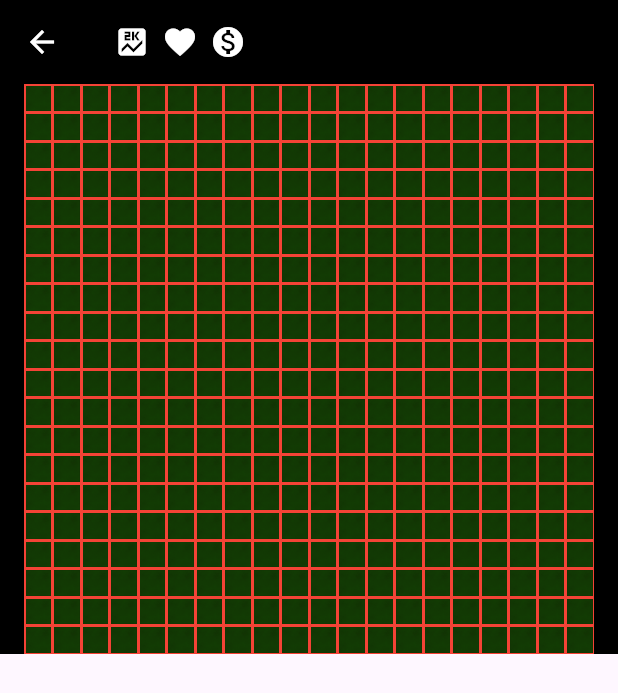
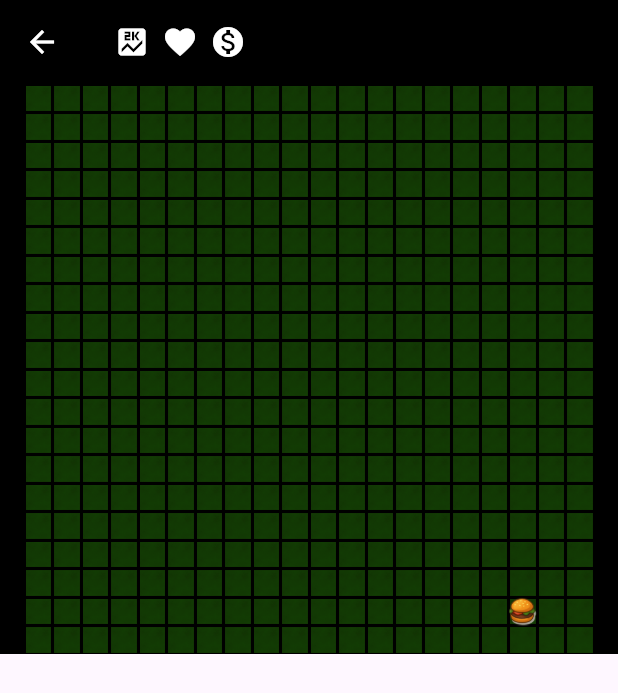
Before and after one commit to emilvdl1986/snakey, a Flutter app: the screen it shows after launch, after a tap on "Endless Snake", on a phone screen of 412 x 824 dp. Shown: the top 693 px of the screen. Run offline on Flutter 3.47's test engine with Material 3 defaults, Android fonts, the phone set to English and light mode, and no system bars; our stand-ins replace shared_preferences.

Commit message:
Saving progress

```diff
--- a/assets/endless.json
+++ b/assets/endless.json
@@ -9,11 +9,13 @@
     "gridSettings":{
         "columns":20,
         "rows":20,
-        "backgroundColor":"red",
+        "backgroundColor":"transparent",
         "backgroundImage":false,
-         "gridItemOptions":{
+        "gridItemOptions":{
             "backgroundCoverColor":false,
-            "backgroundCoverImage":"floor-grass.jpg"
+            "backgroundCoverImage":"floor-grass.jpg",
+            "foodLimit":5,
+            "dangerItemsLimit":2
         }
     }
 }
--- a/assets/objects/endless_objects.json
+++ b/assets/objects/endless_objects.json
@@ -0,0 +1,11 @@
+[
+    {
+        "type":"food",
+        "image":"assets/objects/burger.png",
+        "action":"grow"
+    }, {
+        "type":"danger",
+        "image":"assets/objects/fire.png",
+        "action":"shrink"
+    }
+]
--- a/assets/objects/story_objects.json
+++ b/assets/objects/story_objects.json
@@ -0,0 +1,12 @@
+[
+    {
+        "type":"food",
+        "image":"assets/objects/burger.png",
+        "action":"grow"
+    },
+    {
+        "type":"danger",
+        "image":"assets/objects/fire.png",
+        "action":"shrink"
+    }
+]
--- a/assets/stages/1.json
+++ b/assets/stages/1.json
@@ -7,7 +7,9 @@
         "backgroundImage":false,
         "gridItemOptions":{
             "backgroundCoverColor":false,
-            "backgroundCoverImage":"floor-grass.jpg"
+            "backgroundCoverImage":"floor-grass.jpg",
+            "foodLimit":5,
+            "dangerItemsLimit":2
         }
     }
 }
--- a/lib/components/game_canvas.dart
+++ b/lib/components/game_canvas.dart
@@ -1,12 +1,16 @@
+import 'dart:math';
 import 'package:flutter/material.dart';
+import 'dart:convert';
+import 'package:flutter/services.dart';
 
-class GameCanvas extends StatelessWidget {
+class GameCanvas extends StatefulWidget {
   final int columns;
   final int rows;
   final double padding;
   final String? backgroundColor;
   final bool backgroundImage;
   final Map<String, dynamic>? gridItemOptions;
+  final String mode;
 
   const GameCanvas({
     super.key,
@@ -16,7 +20,79 @@ class GameCanvas extends StatelessWidget {
     this.backgroundColor,
     this.backgroundImage = false,
     this.gridItemOptions,
+    required this.mode,
   });
+
+  @override
+  State<GameCanvas> createState() => _GameCanvasState();
+}
+
+class _GameCanvasState extends State<GameCanvas> {
+  List<dynamic>? objects;
+  bool isLoadingObjects = true;
+  List<Map<String, dynamic>> foodItems = [];
+
+  @override
+  void initState() {
+    super.initState();
+    _loadObjects();
+  }
+
+  Future<void> _loadObjects() async {
+    String file = widget.mode == 'endless'
+        ? 'assets/objects/endless_objects.json'
+        : 'assets/objects/story_objects.json';
+    try {
+      final String jsonString = await rootBundle.loadString(file);
+      setState(() {
+        objects = json.decode(jsonString);
+        isLoadingObjects = false;
+      });
+      _generateRandomFoodItems();
+    } catch (e) {
+      setState(() {
+        objects = null;
+        isLoadingObjects = false;
+      });
+    }
+  }
+
+  /// Generates random food items and places them on unoccupied grid positions.
+  /// Returns a list of maps with food object and its position.
+  void _generateRandomFoodItems({List<List<int>>? occupied}) {
+    if (objects == null || widget.gridItemOptions == null) return;
+    final int foodLimit = widget.gridItemOptions?['foodLimit'] ?? 1;
+    final List<Map<String, int>> occupiedPositions = [];
+    if (occupied != null) {
+      for (var pos in occupied) {
+        occupiedPositions.add({'col': pos[0], 'row': pos[1]});
+      }
+    }
+    final List<dynamic> foodObjects = objects!.where((obj) => obj['type'] == 'food').toList();
+    final Random random = Random();
+    final Set<String> usedPositions = {};
+    foodItems.clear();
+    // Ensure at least 1 food item is generated
+    int count = foodLimit > 0 ? random.nextInt(foodLimit) + 1 : 1;
+    for (int i = 0; i < count; i++) {
+      int col, row;
+      String posKey;
+      do {
+        col = random.nextInt(widget.columns);
+        row = random.nextInt(widget.rows);
+        posKey = '$col-$row';
+      } while (usedPositions.contains(posKey) ||
+          occupiedPositions.any((o) => o['col'] == col && o['row'] == row));
+      usedPositions.add(posKey);
+      final foodObj = foodObjects[random.nextInt(foodObjects.length)];
+      foodItems.add({
+        'object': foodObj,
+        'col': col,
+        'row': row,
+      });
+    }
+    setState(() {});
+  }
 
   Color? _parseColor(String? colorString) {
     if (colorString == null) return null;
@@ -47,12 +123,12 @@ class GameCanvas extends StatelessWidget {
 
   @override
   Widget build(BuildContext context) {
-    final double screenWidth = MediaQuery.of(context).size.width - (padding * 2);
-    final double cellSize = screenWidth / columns;
-    final double gridHeight = cellSize * rows;
+    final double screenWidth = MediaQuery.of(context).size.width - (widget.padding * 2);
+    final double cellSize = screenWidth / widget.columns;
+    final double gridHeight = cellSize * widget.rows;
 
     BoxDecoration decoration;
-    if (backgroundImage) {
+    if (widget.backgroundImage) {
       decoration = const BoxDecoration(
         image: DecorationImage(
           image: AssetImage('assets/images/background.png'),
@@ -61,25 +137,27 @@ class GameCanvas extends StatelessWidget {
       );
     } else {
       decoration = BoxDecoration(
-        color: _parseColor(backgroundColor),
+        color: _parseColor(widget.backgroundColor),
       );
     }
 
-    final bool coverColor = gridItemOptions?['backgroundCoverColor'] ?? false;
-    final String? coverImage = gridItemOptions?['backgroundCoverImage'];
+    final bool coverColor = widget.gridItemOptions?['backgroundCoverColor'] ?? false;
+    final String? coverImage = widget.gridItemOptions?['backgroundCoverImage'];
 
     return Padding(
-      padding: EdgeInsets.only(left: padding, right: padding),
+      padding: EdgeInsets.only(left: widget.padding, right: widget.padding),
       child: Container(
         width: screenWidth,
         height: gridHeight,
         decoration: decoration,
-        child: GridView.builder(
+        child: Stack(
+          children: [
+            GridView.builder(
               physics: const NeverScrollableScrollPhysics(),
               gridDelegate: SliverGridDelegateWithFixedCrossAxisCount(
-            crossAxisCount: columns,
+                crossAxisCount: widget.columns,
               ),
-          itemCount: columns * rows,
+              itemCount: widget.columns * widget.rows,
               itemBuilder: (context, index) {
                 if (!coverColor && coverImage != null && coverImage.isNotEmpty) {
                   return Container(
@@ -102,6 +180,26 @@ class GameCanvas extends StatelessWidget {
                 }
               },
             ),
+            // Draw food items using their image
+            if (foodItems.isNotEmpty)
+              ...foodItems.map((food) {
+                final int col = food['col'];
+                final int row = food['row'];
+                final String? imagePath = food['object']['image'];
+                if (imagePath == null) return const SizedBox.shrink();
+                return Positioned(
+                  left: col * cellSize,
+                  top: row * cellSize,
+                  width: cellSize,
+                  height: cellSize,
+                  child: Image.asset(
+                    imagePath,
+                    fit: BoxFit.contain,
+                  ),
+                );
+              }).toList(),
+          ],
+        ),
       ),
     );
   }
--- a/lib/screens/game_screen.dart
+++ b/lib/screens/game_screen.dart
@@ -83,6 +83,7 @@ class _GameScreenState extends State<GameScreen> {
                         backgroundColor: gridSettings!['backgroundColor'],
                         backgroundImage: gridSettings!['backgroundImage'] ?? false,
                         gridItemOptions: gridSettings!['gridItemOptions'] as Map<String, dynamic>?,
+                        mode: widget.mode,
                       ),
                     )
                   : const Center(child: Text('Grid settings not found'))),
--- a/pubspec.yaml
+++ b/pubspec.yaml
@@ -68,6 +68,8 @@ flutter:
      - assets/images/logo.png
      - assets/stages/1.json
      - assets/decorations/floor-grass.jpg
+     - assets/objects/burger.png
+     - assets/objects/fire.png
   #   - images/a_dot_ham.jpeg
 
   # An image asset can refer to one or more resolution-specific "variants", see
```
Also changed, not shown: assets/objects/burger.png (added), assets/objects/fire.png (added). Lines whose indentation alone changed are shown as unchanged.
